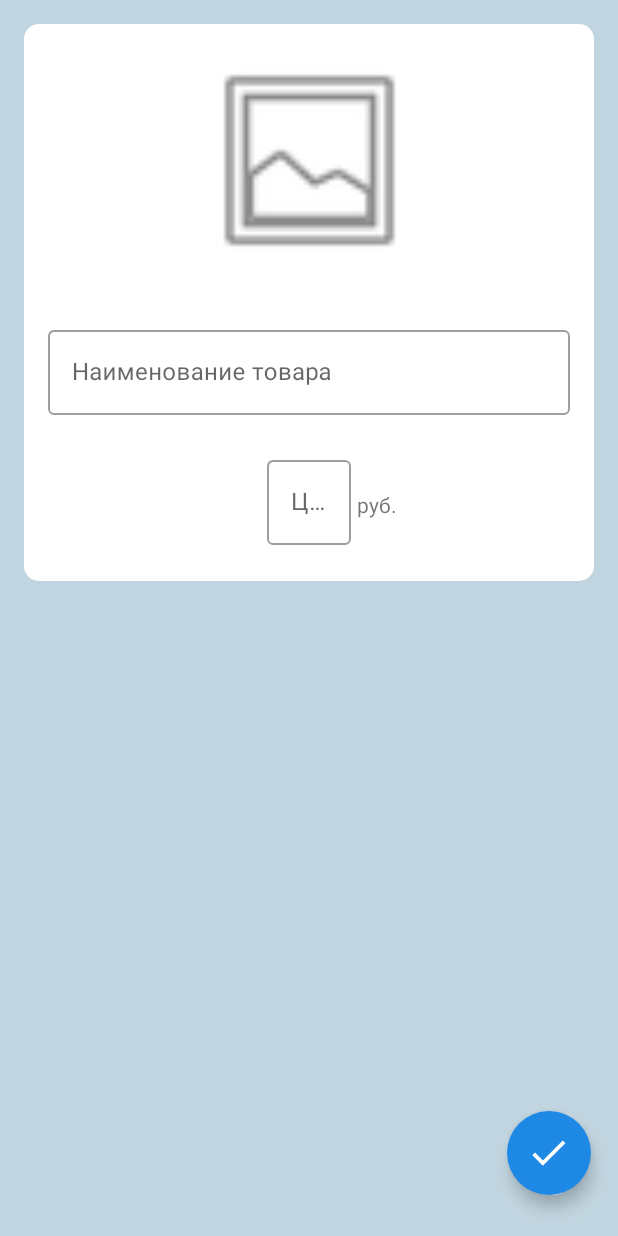
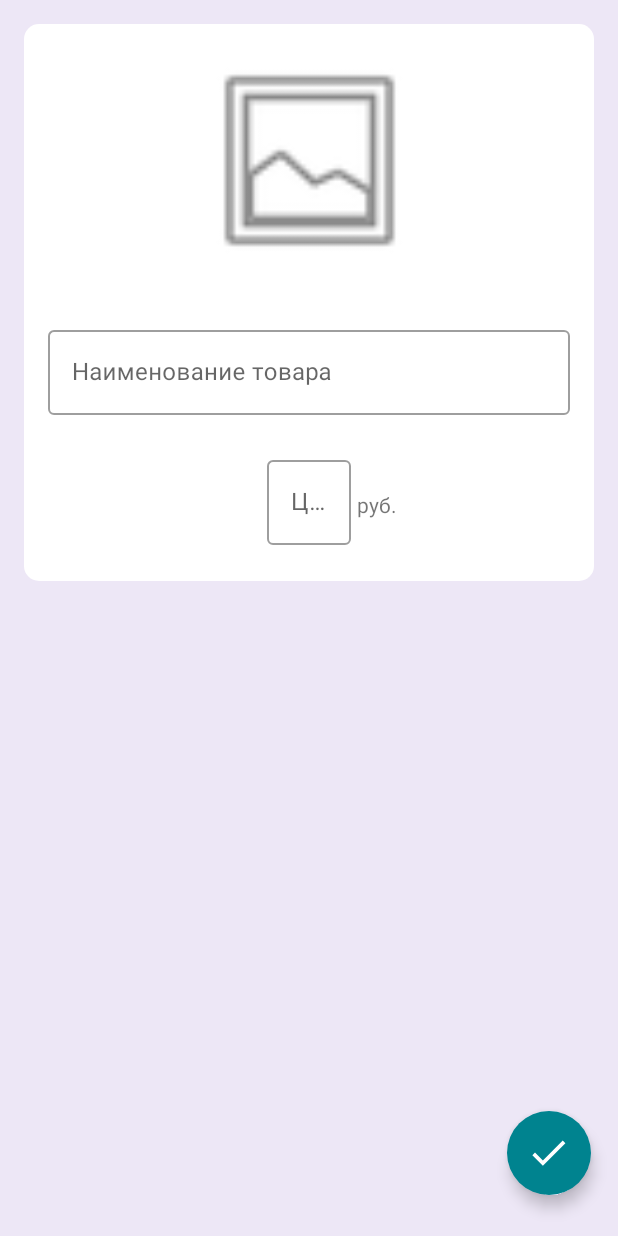
Before and after one commit to helenlarionova/WareHouse, an Android app: the NewProductFragment screen opened through its navigation route, on a phone screen of 412 x 824 dp. Run offline under Robolectric (Android 15) with nearby library versions, the phone set to English and light mode, and no system bars; our stand-ins replace Room's generated code, data binding; 3 statements that could not run were skipped.

Commit message:
change colors

```diff
--- a/app/src/main/res/values/colors.xml
+++ b/app/src/main/res/values/colors.xml
@@ -1,11 +1,11 @@
 <!--?xml version="1.0" encoding="UTF-8"?-->
 <resources>
-  <color name="colorPrimary">#90a4ae</color>
-  <color name="colorPrimaryLight">#c1d5e0</color>
-  <color name="colorPrimaryDark">#62757f</color>
-  <color name="colorAccent">#1e88e5</color>
-  <color name="secondaryLightColor">#6ab7ff</color>
-  <color name="colorAccentDark">#005cb2</color>
+  <color name="colorPrimary">#673ab7</color>
+  <color name="colorPrimaryLight">#ede7f6</color>
+  <color name="colorPrimaryDark">#320b86</color>
+  <color name="colorAccent">#00838f</color>
+  <color name="secondaryLightColor">#4fb3bf</color>
+  <color name="colorAccentDark">#005662</color>
   <color name="primaryTextColor">#263238</color>
   <color name="secondaryTextColor">#fafafa</color>
 </resources>
```
